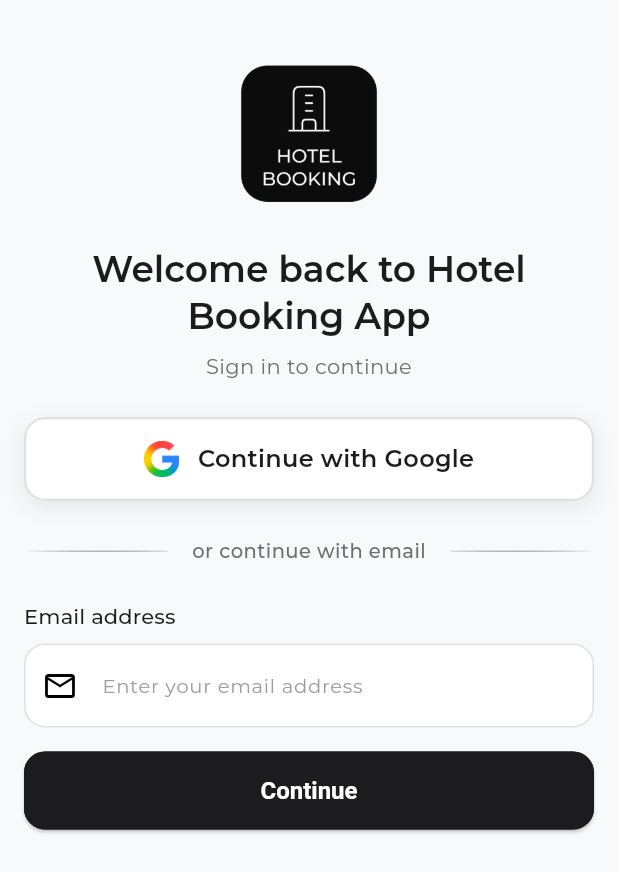
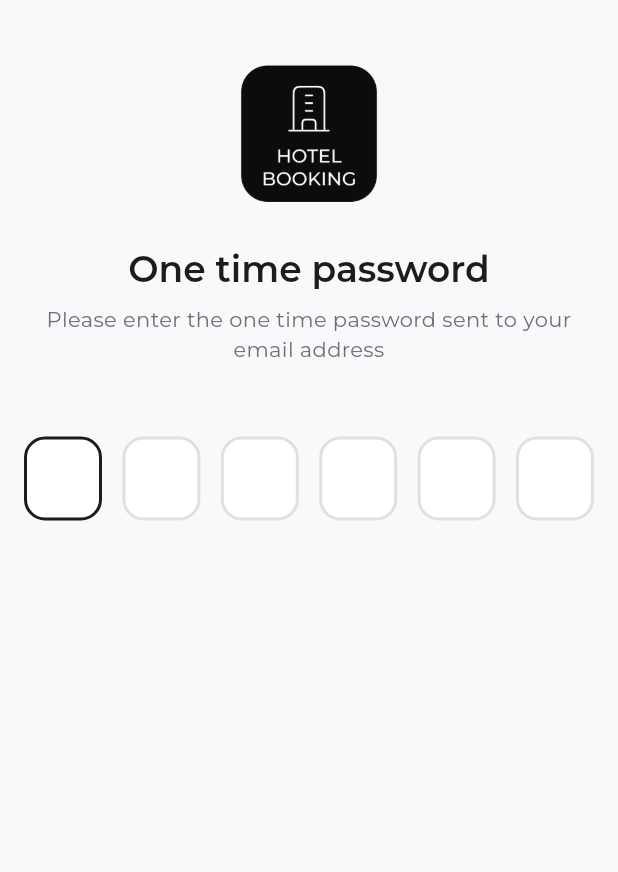
Before and after one commit to kazimoto5520/hotel_booking_app, a Flutter app: the AuthenticationScreen screen opened by its route, after a tap on "Continue", on a phone screen of 412 x 824 dp. Shown: the top 872 px of the screen. Run offline on Flutter 3.47's test engine with Material 3 defaults, Android fonts, the phone set to English and light mode, and no system bars; drawn by our look-alikes of pin_code_fields; our stand-ins replace get, google_sign_in; project files that could hold a hidden picture were left out.

Commit message:
feat: add OTP verification screen, controller, and a reusable pin code input widget.

```diff
--- a/lib/core/routes/app_pages.dart
+++ b/lib/core/routes/app_pages.dart
@@ -1,6 +1,7 @@
 import 'package:get/get.dart';
 import 'package:hotel_booking_app/core/routes/app_routes.dart';
 import 'package:hotel_booking_app/modules/auth/views/authentication_screen.dart';
+import 'package:hotel_booking_app/modules/auth/views/otp_verification_screen.dart';
 import 'package:hotel_booking_app/modules/home/home_screen.dart';
 import 'package:hotel_booking_app/modules/onboarding/views/onboarding_screen.dart';
 
@@ -15,6 +16,10 @@ class AppPages {
       page: () => AuthenticationScreen(),
     ),
     GetPage(
+      name: AppRoutes.otpVerification,
+      page: () => OtpVerificationScreen(),
+    ),
+    GetPage(
       name: AppRoutes.home,
       page: () => const HomeScreen(),
     ),
--- a/lib/core/routes/app_routes.dart
+++ b/lib/core/routes/app_routes.dart
@@ -1,5 +1,6 @@
 abstract class AppRoutes {
   static const onboarding = "/onboarding";
   static const signIn = "/sign-in";
+  static const otpVerification = "/otp-verification";
   static const home = "/home";
 }
--- /dev/null
+++ b/lib/core/ui/app_pin_code_field.dart
@@ -0,0 +1,86 @@
+import 'package:flutter/material.dart';
+import 'package:hotel_booking_app/core/theme/app_colors.dart';
+import 'package:pin_code_fields/pin_code_fields.dart';
+
+class AppPinCodeField extends StatelessWidget {
+  final TextEditingController controller;
+  final int length;
+  final ValueChanged<String> onCompleted;
+  final ValueChanged<String>? onChanged;
+  final bool obscureText;
+  final bool enabled;
+  final String? errorText;
+  final FocusNode? focusNode;
+
+  const AppPinCodeField({
+    super.key,
+    required this.controller,
+    required this.onCompleted,
+    this.onChanged,
+    this.length = 4,
+    this.obscureText = false,
+    this.enabled = true,
+    this.errorText,
+    this.focusNode,
+  });
+
+  @override
+  Widget build(BuildContext context) {
+    final hasError = errorText != null && errorText!.isNotEmpty;
+
+    return Column(
+      crossAxisAlignment: CrossAxisAlignment.start,
+      children: [
+        PinCodeTextField(
+          appContext: context,
+          length: length,
+          controller: controller,
+          focusNode: focusNode,
+          enabled: enabled,
+          autoFocus: true,
+          obscureText: obscureText,
+          obscuringCharacter: '●',
+          keyboardType: TextInputType.number,
+          animationType: AnimationType.fade,
+          cursorColor: AppColors.primary,
+          textStyle: Theme.of(context).textTheme.headlineSmall?.copyWith(
+                fontWeight: FontWeight.w600,
+              ),
+
+          pinTheme: PinTheme(
+            shape: PinCodeFieldShape.box,
+            borderRadius: BorderRadius.circular(14),
+            fieldHeight: 56,
+            fieldWidth: 52,
+            activeColor: AppColors.primary,
+            selectedColor: AppColors.primary,
+            inactiveColor:
+                hasError ? AppColors.error : AppColors.border,
+            activeFillColor: Colors.white,
+            selectedFillColor: Colors.white,
+            inactiveFillColor: Colors.white,
+            errorBorderColor: AppColors.error,
+          ),
+
+          enableActiveFill: true,
+          animationDuration: const Duration(milliseconds: 200),
+          backgroundColor: Colors.transparent,
+          enablePinAutofill: true,
+
+          onCompleted: onCompleted,
+          onChanged: onChanged ?? (_) {},
+        ),
+
+        if (hasError) ...[
+          const SizedBox(height: 8),
+          Text(
+            errorText!,
+            style: Theme.of(context).textTheme.bodySmall?.copyWith(
+                  color: AppColors.error,
+                ),
+          ),
+        ],
+      ],
+    );
+  }
+}
--- /dev/null
+++ b/lib/modules/auth/controllers/otp_verification_controller.dart
@@ -0,0 +1,7 @@
+import 'package:flutter/material.dart';
+import 'package:get/get.dart';
+
+class OtpVerificationController extends GetxController {
+  final otpController = TextEditingController();
+
+}
--- a/lib/modules/auth/views/authentication_screen.dart
+++ b/lib/modules/auth/views/authentication_screen.dart
@@ -1,5 +1,6 @@
 import 'package:flutter/material.dart';
 import 'package:get/get.dart';
+import 'package:hotel_booking_app/core/routes/app_routes.dart';
 import 'package:hotel_booking_app/core/theme/app_colors.dart';
 import 'package:hotel_booking_app/core/ui/app_button.dart';
 import 'package:hotel_booking_app/core/ui/app_text_field.dart';
@@ -180,7 +181,9 @@ class AuthenticationScreen extends StatelessWidget {
         ),
         AppButton(
           label: "Continue",
-          onPressed: () {},
+          onPressed: () {
+            Get.toNamed(AppRoutes.otpVerification);
+          },
         ),
       ],
     );
--- /dev/null
+++ b/lib/modules/auth/views/otp_verification_screen.dart
@@ -0,0 +1,65 @@
+import 'package:flutter/material.dart';
+import 'package:get/get.dart';
+import 'package:hotel_booking_app/core/ui/app_pin_code_field.dart';
+import 'package:hotel_booking_app/modules/auth/controllers/otp_verification_controller.dart';
+
+class OtpVerificationScreen extends StatelessWidget {
+  OtpVerificationScreen({super.key});
+
+  final OtpVerificationController controller =
+      Get.put(OtpVerificationController());
+
+  @override
+  Widget build(BuildContext context) {
+    return Scaffold(
+        body: SafeArea(
+      child: SingleChildScrollView(
+        child: Padding(
+          padding: const EdgeInsets.all(16),
+          child: Column(
+            children: [
+              const SizedBox(height: 24),
+              _showLogoAndHeadings(context),
+              const SizedBox(height: 24),
+              const SizedBox(height: 24),
+              AppPinCodeField(
+                length: 6,
+                controller: controller.otpController,
+                onCompleted: (code) {
+                  // verify OTP
+                  print("OTP entered: $code");
+                },
+              ),
+            ],
+          ),
+        ),
+      ),
+    ));
+  }
+
+  Widget _showLogoAndHeadings(BuildContext context) {
+    return Column(
+      mainAxisAlignment: MainAxisAlignment.center,
+      crossAxisAlignment: CrossAxisAlignment.center,
+      children: [
+        Image.asset(
+          "assets/images/hotel_logo.png",
+          width: 100,
+          height: 100,
+        ),
+        const SizedBox(height: 24),
+        Text(
+          "One time password",
+          style: Theme.of(context).textTheme.headlineMedium,
+          textAlign: TextAlign.center,
+        ),
+        const SizedBox(height: 8),
+        Text(
+          "Please enter the one time password sent to your email address",
+          style: Theme.of(context).textTheme.bodyMedium,
+          textAlign: TextAlign.center,
+        ),
+      ],
+    );
+  }
+}
--- a/pubspec.yaml
+++ b/pubspec.yaml
@@ -20,6 +20,7 @@ dependencies:
   get: ^4.7.3
   hugeicons: ^1.1.4
   google_sign_in: ^6.2.2
+  pin_code_fields: ^8.0.1
 
 dev_dependencies:
   flutter_test:
```
Also changed, not shown: pubspec.lock.
